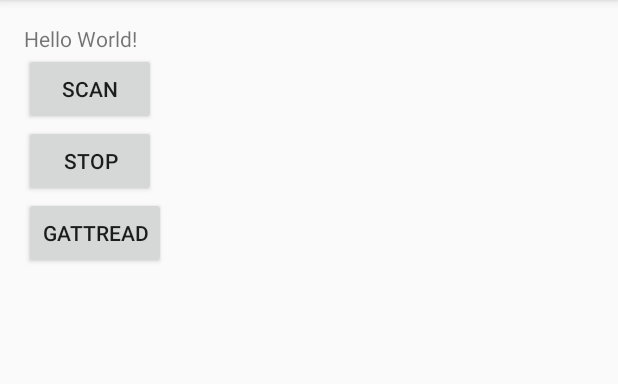
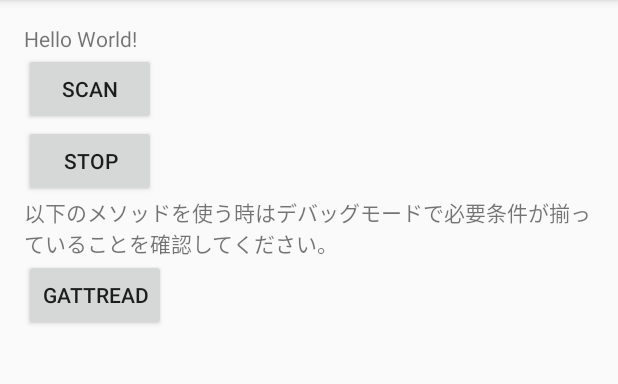
Before and after one commit to joken/heatbuster, an Android app: the MainActivity screen opened directly, with no data from a screen before it, after a tap on "GATTREAD", on a phone screen of 412 x 824 dp, the part 84-468 px from its top. Run offline under Robolectric (Android 15) with nearby library versions, the phone set to English and light mode, and no system bars; 2 statements that could not run were skipped.

Commit message:
キャラクタリスティックのreadが出来るようになったよ。でももしかしたら実装の必要がなかったかもだよ。

```diff
--- a/BLEtest/app/src/main/java/io/github/joken/bletest/MainActivity.java
+++ b/BLEtest/app/src/main/java/io/github/joken/bletest/MainActivity.java
@@ -183,6 +183,10 @@ public class MainActivity extends AppCompatActivity {
                     //CharacteristicにNotificationの受信要求を設定
                     for (BluetoothGattCharacteristic characteristic: charastic){
                         gatt.setCharacteristicNotification(characteristic, true);
+                        Log.d("Characteristic_Uuid:",characteristic.getUuid().toString());
+                        if (characteristic.getUuid().toString().substring(0,2).equals("1d")){
+                            mBluetoothCharacteristic=characteristic;
+                        }
                     }
                 }
             } else {
@@ -202,5 +206,6 @@ public class MainActivity extends AppCompatActivity {
     public void onClickRead(View v){
         //BluetoothGattに対して読み込み要求をする。
         mBluetoothGatt.readCharacteristic(mBluetoothCharacteristic);
+        Log.d(TAG,"reaaaaaaaad!!!!");
     }
 }
--- a/BLEtest/app/src/main/res/layout/activity_main.xml
+++ b/BLEtest/app/src/main/res/layout/activity_main.xml
@@ -27,6 +27,11 @@
         android:text="stop"
         android:onClick="onClickStop"/>
 
+    <TextView
+        android:layout_width="wrap_content"
+        android:layout_height="wrap_content"
+        android:text="以下のメソッドを使う時はデバッグモードで必要条件が揃っていることを確認してください。"/>
+
     <Button
         android:layout_width="wrap_content"
         android:layout_height="wrap_content"
```
